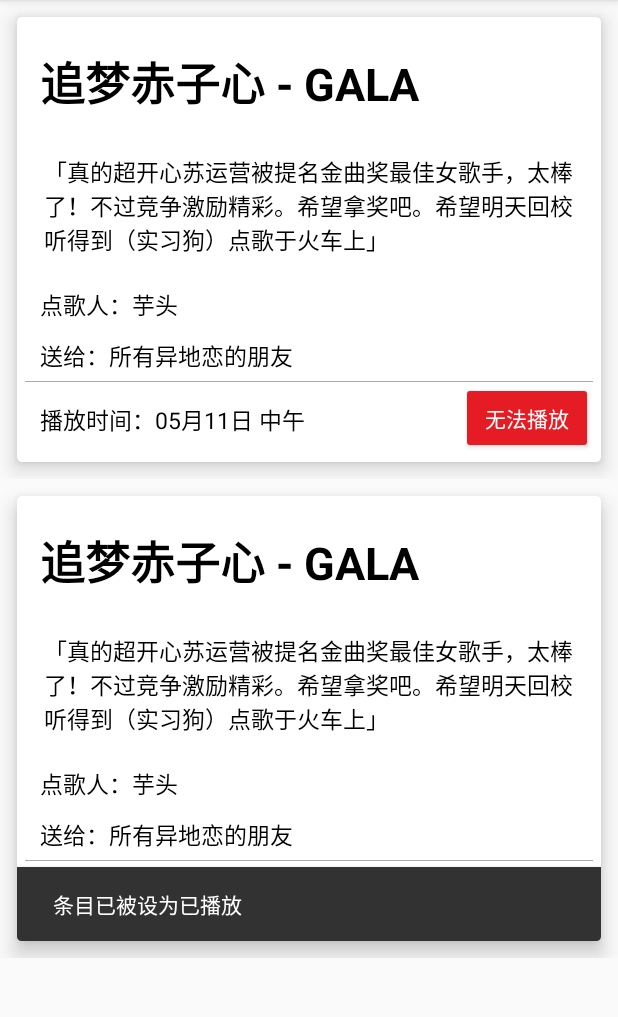
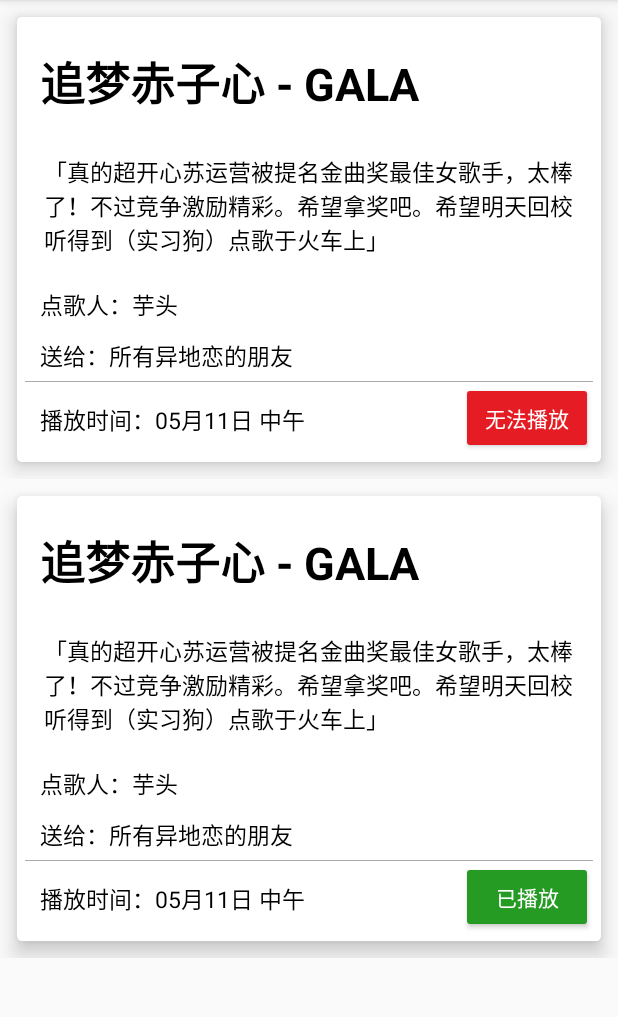
Before and after one commit to SmartRadioTeam/smartradio_Android_Control, an Android app: the first screen one second after launch (MainActivity), on a phone screen of 412 x 824 dp, the part 84-1101 px from its top. Run offline under Robolectric (Android 15) with nearby library versions, the phone set to English and light mode, and no system bars.

Commit message:
修改snackbar支持

```diff
--- a/smartradio_androidClient/app/build.gradle
+++ b/smartradio_androidClient/app/build.gradle
@@ -6,7 +6,7 @@ android {
     useLibrary 'org.apache.http.legacy'
     defaultConfig {
         applicationId "com.qwe7002.reallct.smartradio"
-        minSdkVersion 23
+        minSdkVersion 18
         targetSdkVersion 23
         versionCode 1
         versionName "1.0"
@@ -22,7 +22,7 @@ android {
 }
 
 dependencies {
-    compile fileTree(dir: 'libs', include: ['*.jar'])
+    compile fileTree(include: ['*.jar'], dir: 'libs')
     testCompile 'junit:junit:4.12'
     compile 'com.android.support:appcompat-v7:23.4.0'
     compile 'com.android.support:design:23.4.0'
--- a/smartradio_androidClient/app/src/main/java/com/qwe7002/reallct/smartradio/RecyclerViewAdapter.java
+++ b/smartradio_androidClient/app/src/main/java/com/qwe7002/reallct/smartradio/RecyclerViewAdapter.java
@@ -12,6 +12,7 @@ import android.content.pm.PackageInfo;
 import android.content.pm.PackageManager;
 import android.graphics.Color;
 import android.net.Uri;
+import android.os.Build;
 import android.support.design.widget.Snackbar;
 import android.support.v7.app.AlertDialog;
 import android.support.v7.widget.CardView;
@@ -130,11 +131,10 @@ public class RecyclerViewAdapter extends RecyclerView.Adapter<RecyclerViewAdapte
                 personViewHolder.checkbutton.setOnClickListener(new View.OnClickListener()
                     {
                         final CharSequence[] charSequences = {"已播放", "无法播放", "未播放"};
-
                         @Override
                         public void onClick(View v)
                             {
-                                final View views = v;
+                                final Button views = (Button) v;
                                 AlertDialog.Builder builder = new AlertDialog.Builder(context);
                                 builder.setTitle("更改状态为：")
                                         .setItems(charSequences, new DialogInterface.OnClickListener()
@@ -153,7 +153,9 @@ public class RecyclerViewAdapter extends RecyclerView.Adapter<RecyclerViewAdapte
                                                                 case 2:
                                                                     break;
                                                             }
-                                                        setbuttonstate((Button) views, which);
+                                                        setbuttonstate(views, which);
+                                                        Snackbar.make(views, "条目已被设为" + views.getText(), Snackbar.LENGTH_SHORT)
+                                                                .show();
                                                     }
                                             }).show();
                             }
@@ -163,24 +165,43 @@ public class RecyclerViewAdapter extends RecyclerView.Adapter<RecyclerViewAdapte
 
         void setbuttonstate(Button v, int state)
             {
+                boolean systemflag=false;
+                if (Build.VERSION.SDK_INT >= Build.VERSION_CODES.LOLLIPOP) {
+                   systemflag=true;
+                }
                 switch (state)
                     {
                         case 0:
                             v.setText("已播放");
-                            v.setBackgroundResource(R.drawable.button_played);
+                            if(systemflag)
+                            {
+                                v.setBackgroundResource(R.drawable.button_played);
+                            }else{
+                                v.setBackgroundResource(R.color.played_button);
+                            }
                             break;
                         case 1:
                             v.setText("无法播放");
-                            v.setBackgroundResource(R.drawable.button_unplay);
+                            if(systemflag)
+                            {
+                                v.setBackgroundResource(R.drawable.button_unplay);
+                            }else{
+                                v.setBackgroundResource(R.color.no_button);
+                            }
                             break;
                         case 2:
                             v.setText("未播放");
-                            v.setBackgroundResource(R.drawable.button_normal);
+                            if(systemflag)
+                            {
+                                v.setBackgroundResource(R.drawable.button_normal);
+                            }else{
+
+                                v.setBackgroundResource(R.color.normal_button);
+                            }
+
                             break;
                     }
-                Snackbar
-                        .make(v, "条目已被设为" + v.getText(), Snackbar.LENGTH_SHORT)
-                        .show();
+
             }
 
         private void showProgress(boolean switchs)
```
Also changed, not shown: 1 other file.
